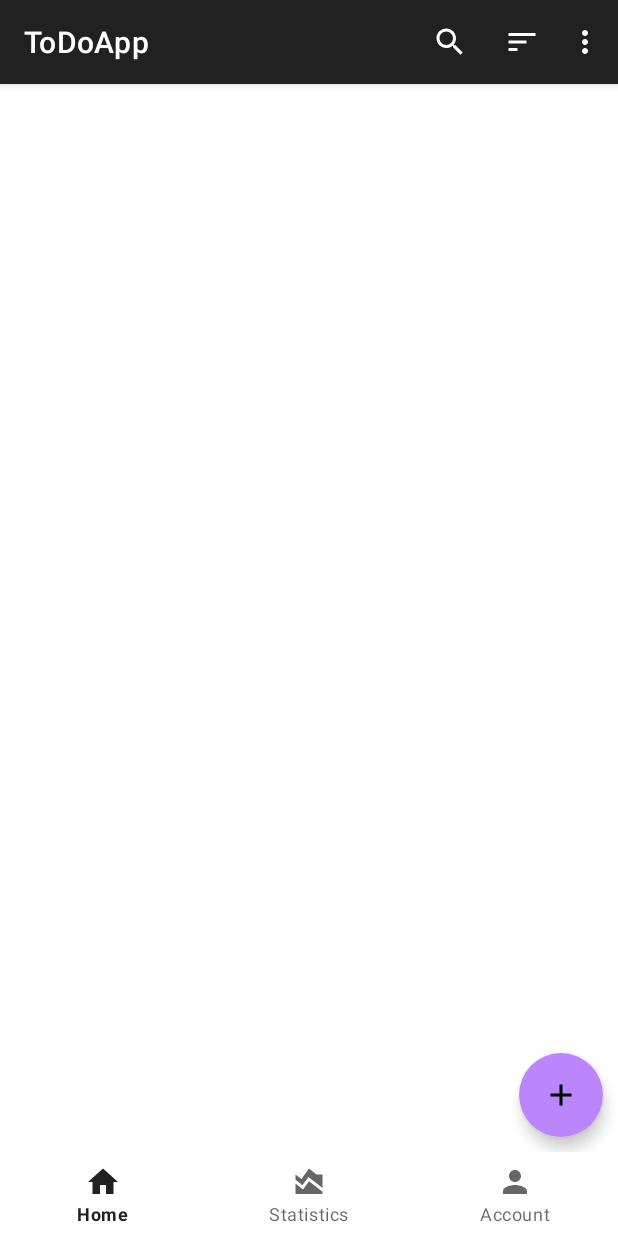
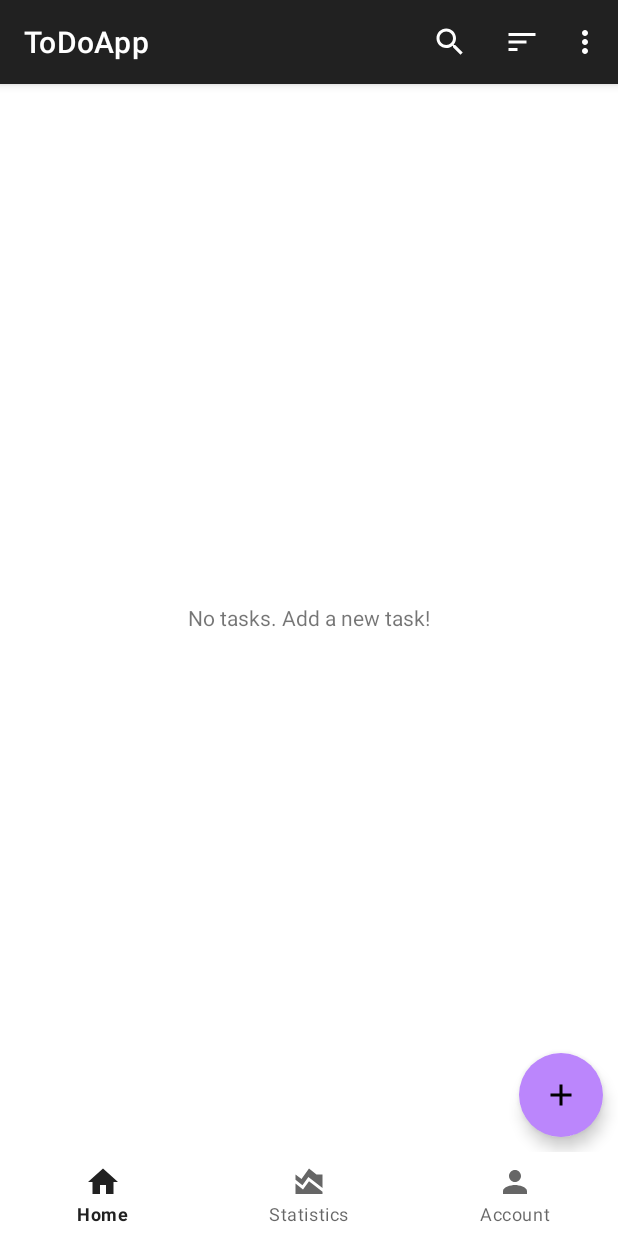
Before and after one commit to ccsavvy/friendly-happiness, an Android app built with Jetpack Compose: the screen it shows after launch once a user with an empty profile is signed in (HomeActivity), on a phone screen of 412 x 824 dp. Run offline under Robolectric (Android 15) with nearby library versions, the phone set to English and light mode, and no system bars; our stand-ins replace Dagger/Hilt's generated code, Firebase (no records; nobody signed in at launch, a user with empty details on screens opened directly), Room's generated code, navigation-ui.

Commit message:
Added Task visibility message

```diff
--- a/app/src/main/java/com/example/taskmanager/ui/view/HomeFragment.kt
+++ b/app/src/main/java/com/example/taskmanager/ui/view/HomeFragment.kt
@@ -103,8 +103,11 @@ class HomeFragment : Fragment(R.layout.fragment_home), TaskAdapter.onItemClickLi
 
         viewModel.tasks.observe(viewLifecycleOwner) { //added observer to livedata
             taskAdapter.submitList(it)
+            if(viewModel.tasks.value.isNullOrEmpty())
+                binding.noTask.visibility = View.VISIBLE
+            else
+                binding.noTask.visibility = View.GONE
         }
-
 
         viewLifecycleOwner.lifecycleScope.launchWhenStarted {
             viewModel.taskEvent.collect { event ->
--- a/app/src/main/res/layout/fragment_home.xml
+++ b/app/src/main/res/layout/fragment_home.xml
@@ -5,6 +5,14 @@
     xmlns:tools="http://schemas.android.com/tools"
     xmlns:app="http://schemas.android.com/apk/res-auto"
     tools:context=".ui.view.HomeFragment">
+
+    <TextView
+        android:id="@+id/no_task"
+        android:layout_width="wrap_content"
+        android:layout_height="wrap_content"
+        android:text="@string/no_tasks"
+        android:visibility="gone"
+        android:layout_gravity="center"/>
 
     <androidx.recyclerview.widget.RecyclerView
         android:id="@+id/recyclerViewTasks"
--- a/app/src/main/res/values/strings.xml
+++ b/app/src/main/res/values/strings.xml
@@ -13,4 +13,5 @@
     <string name="hello_blank_fragment">Hello blank fragment</string>
     <string name="checkbox">CheckBox</string>
     <string name="place_holder">Place Holder</string>
+    <string name="no_tasks">No tasks. Add a new task!</string>
 </resources>
```
